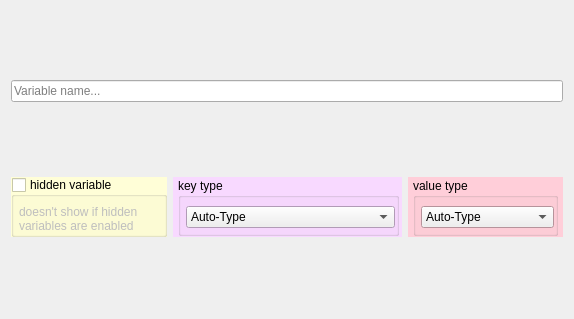
Qt form src/ui/vars_main_area.ui (Mudlet/Mudlet) before a commit.
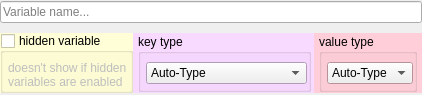
The same form after that commit.

Commit message: improved spacing of variable ui

What changed in the file:
```diff
--- a/src/ui/vars_main_area.ui
+++ b/src/ui/vars_main_area.ui
@@ -6,8 +6,8 @@
    <rect>
     <x>0</x>
     <y>0</y>
-    <width>574</width>
-    <height>319</height>
+    <width>422</width>
+    <height>95</height>
    </rect>
   </property>
   <property name="sizePolicy">
@@ -19,7 +19,7 @@
   <property name="minimumSize">
    <size>
     <width>0</width>
-    <height>200</height>
+    <height>0</height>
    </size>
   </property>
   <property name="maximumSize">
@@ -32,6 +32,15 @@
    <string>Form</string>
   </property>
   <layout class="QGridLayout" name="gridLayout">
+   <property name="horizontalSpacing">
+    <number>0</number>
+   </property>
+   <property name="verticalSpacing">
+    <number>9</number>
+   </property>
+   <property name="margin">
+    <number>0</number>
+   </property>
    <item row="0" column="0" colspan="3">
     <widget class="QLineEdit" name="lineEdit_var_name">
      <property name="toolTip">
@@ -49,7 +58,7 @@
    <item row="3" column="0">
     <widget class="QGroupBox" name="hideVariable">
      <property name="sizePolicy">
-      <sizepolicy hsizetype="Expanding" vsizetype="Expanding">
+      <sizepolicy hsizetype="Preferred" vsizetype="Preferred">
        <horstretch>0</horstretch>
        <verstretch>0</verstretch>
       </sizepolicy>
@@ -150,9 +159,6 @@
       <bool>false</bool>
      </property>
      <layout class="QVBoxLayout" name="verticalLayout">
-      <property name="spacing">
-       <number>0</number>
-      </property>
       <property name="leftMargin">
        <number>5</number>
       </property>
@@ -168,7 +174,7 @@
       <item>
        <widget class="QLabel" name="label_3">
         <property name="sizePolicy">
-         <sizepolicy hsizetype="Expanding" vsizetype="Expanding">
+         <sizepolicy hsizetype="MinimumExpanding" vsizetype="Expanding">
           <horstretch>0</horstretch>
           <verstretch>0</verstretch>
          </sizepolicy>
```
Left out of the diff: 3 changed lines with no effect on the pictures.
